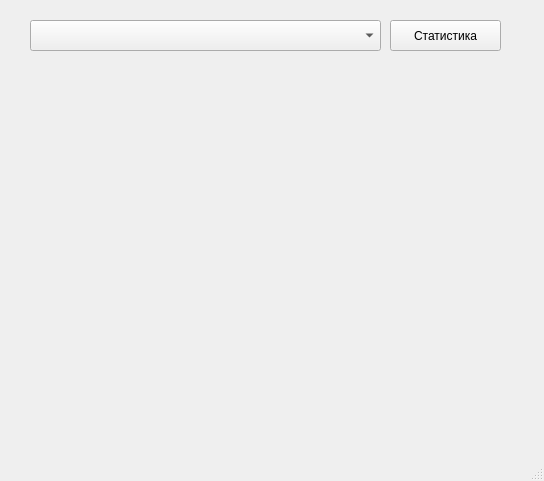
Above: Stats.ui from Vladosholodos/DostupGard before the change. Below: the same form after it.
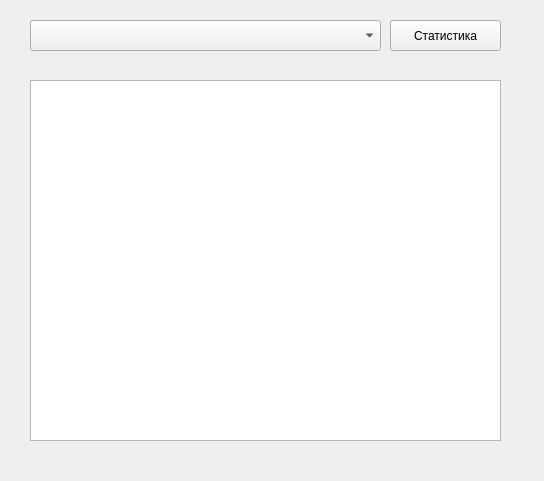
That is the form after the change. Icons and pictures are not drawn.

```diff
--- a/Stats.ui
+++ b/Stats.ui
@@ -18,6 +18,9 @@
     <normaloff>Лого.png</normaloff>Лого.png</iconset>
   </property>
   <widget class="QWidget" name="centralwidget">
+   <property name="enabled">
+    <bool>true</bool>
+   </property>
    <widget class="QComboBox" name="comboBox">
     <property name="geometry">
      <rect>
@@ -41,8 +44,20 @@
      <string>Статистика</string>
     </property>
    </widget>
+   <widget class="QListWidget" name="listWidget">
+    <property name="geometry">
+     <rect>
+      <x>30</x>
+      <y>80</y>
+      <width>471</width>
+      <height>361</height>
+     </rect>
+    </property>
+    <property name="autoFillBackground">
+     <bool>false</bool>
+    </property>
+   </widget>
   </widget>
-  <widget class="QStatusBar" name="statusbar"/>
  </widget>
  <resources/>
  <connections/>
```
Left out of the diff: 3 changed lines with no effect on the pictures.
